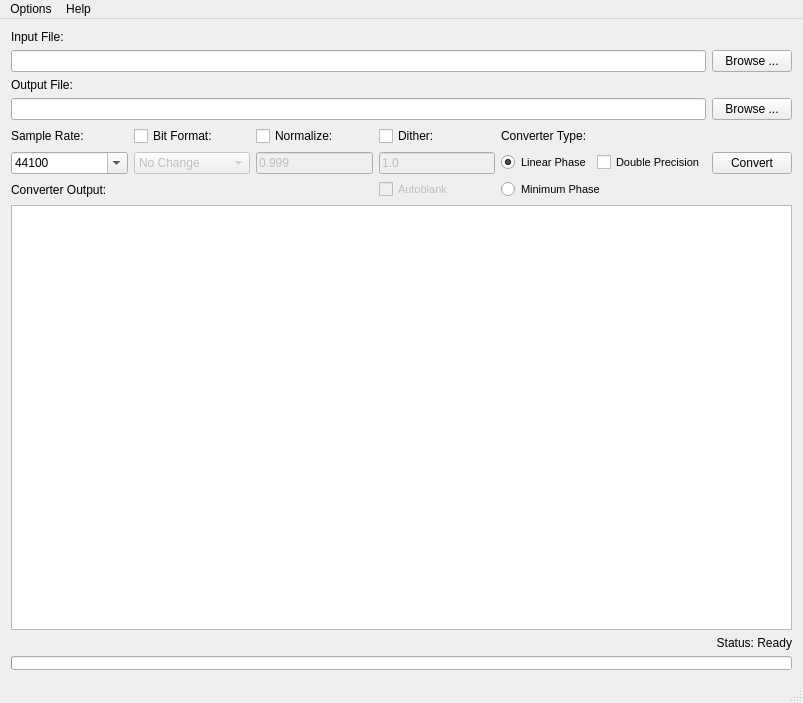
The window that ferocious/mainwindow.ui (jniemann66/ferocious) describes before a commit, drawn with Qt 5.
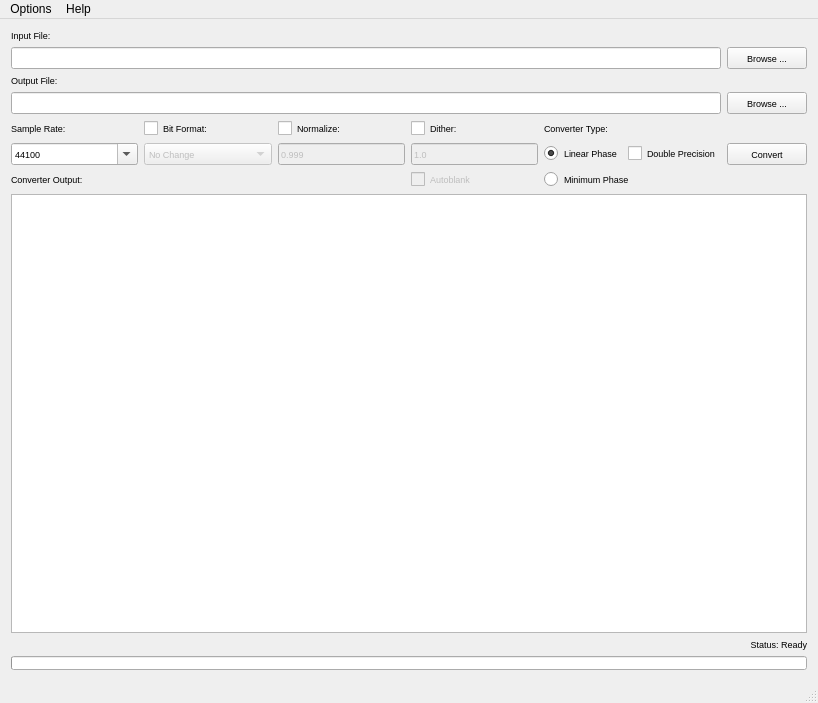
The same window after the commit. Icons and pictures are not drawn. Custom widgets are drawn as their Qt base class.

Commit message: fix inconsistencies with fonts and ui elements

The edit to the form file:
```diff
--- a/ferocious/mainwindow.ui
+++ b/ferocious/mainwindow.ui
@@ -6,7 +6,7 @@
    <rect>
     <x>0</x>
     <y>0</y>
-    <width>803</width>
+    <width>818</width>
     <height>703</height>
    </rect>
   </property>
@@ -60,6 +60,11 @@
         <height>22</height>
        </size>
       </property>
+      <property name="font">
+       <font>
+        <pointsize>7</pointsize>
+       </font>
+      </property>
       <property name="toolTip">
        <string>Enter an amount between 0 and 1.0</string>
       </property>
@@ -79,6 +84,11 @@
         <height>16777215</height>
        </size>
       </property>
+      <property name="font">
+       <font>
+        <pointsize>7</pointsize>
+       </font>
+      </property>
       <property name="toolTip">
        <string>Selects the type of impulse response used in the Lowpass Filter
 Each type has its advantages and disadvanatges.
@@ -106,6 +116,11 @@
         <height>22</height>
        </size>
       </property>
+      <property name="font">
+       <font>
+        <pointsize>7</pointsize>
+       </font>
+      </property>
       <property name="styleSheet">
        <string notr="true"/>
       </property>
@@ -194,6 +209,7 @@
       </property>
       <property name="font">
        <font>
+        <pointsize>7</pointsize>
         <stylestrategy>PreferAntialias</stylestrategy>
        </font>
       </property>
@@ -207,6 +223,11 @@
     </item>
     <item row="0" column="0">
      <widget class="QLabel" name="InfileLabel">
+      <property name="font">
+       <font>
+        <pointsize>7</pointsize>
+       </font>
+      </property>
       <property name="text">
        <string>Input File:</string>
       </property>
@@ -214,6 +235,11 @@
     </item>
     <item row="2" column="0" colspan="6">
      <widget class="QLabel" name="OutfileLabel">
+      <property name="font">
+       <font>
+        <pointsize>7</pointsize>
+       </font>
+      </property>
       <property name="text">
        <string>Output File:</string>
       </property>
@@ -227,6 +253,11 @@
         <height>14</height>
        </size>
       </property>
+      <property name="font">
+       <font>
+        <pointsize>7</pointsize>
+       </font>
+      </property>
       <property name="value">
        <number>0</number>
       </property>
@@ -252,6 +283,11 @@
         <height>22</height>
        </size>
       </property>
+      <property name="font">
+       <font>
+        <pointsize>7</pointsize>
+       </font>
+      </property>
       <property name="toolTip">
        <string>Set the output sample-rate.
 (Note: you can type in a non-standard rate, if desired)</string>
@@ -332,6 +368,11 @@
         <verstretch>0</verstretch>
        </sizepolicy>
       </property>
+      <property name="font">
+       <font>
+        <pointsize>7</pointsize>
+       </font>
+      </property>
       <property name="text">
        <string>Status: Ready</string>
       </property>
@@ -359,7 +400,7 @@
       </property>
       <property name="font">
        <font>
-        <pointsize>8</pointsize>
+        <pointsize>7</pointsize>
         <stylestrategy>PreferAntialias</stylestrategy>
        </font>
       </property>
@@ -376,6 +417,11 @@
     </item>
     <item row="6" column="0" colspan="2">
      <widget class="QLabel" name="ConverterOutputLabel">
+      <property name="font">
+       <font>
+        <pointsize>7</pointsize>
+       </font>
+      </property>
       <property name="text">
        <string>Converter Output:</string>
       </property>
@@ -383,12 +429,23 @@
     </item>
     <item row="3" column="0" colspan="6">
      <widget class="FancyLineEdit" name="OutfileEdit">
+      <property name="sizePolicy">
+       <sizepolicy hsizetype="Minimum" vsizetype="Minimum">
+        <horstretch>0</horstretch>
+        <verstretch>0</verstretch>
+       </sizepolicy>
+      </property>
       <property name="minimumSize">
        <size>
         <width>0</width>
         <height>22</height>
        </size>
       </property>
+      <property name="font">
+       <font>
+        <pointsize>7</pointsize>
+       </font>
+      </property>
       <property name="toolTip">
        <string>&lt;html&gt;&lt;head/&gt;&lt;body&gt;&lt;p&gt;Output File specification:&lt;/p&gt;&lt;p&gt;Wildcards (*) may be used in the filename or file extension, provided they are also used in the input file specification.&lt;/p&gt;&lt;/body&gt;&lt;/html&gt;</string>
       </property>
@@ -402,6 +459,11 @@
     </item>
     <item row="4" column="0">
      <widget class="QLabel" name="SampleRateLabel">
+      <property name="font">
+       <font>
+        <pointsize>7</pointsize>
+       </font>
+      </property>
       <property name="toolTip">
        <string/>
       </property>
@@ -412,6 +474,12 @@
     </item>
     <item row="1" column="6">
      <widget class="FlashingPushButton" name="browseInfileButton">
+      <property name="sizePolicy">
+       <sizepolicy hsizetype="Minimum" vsizetype="Minimum">
+        <horstretch>0</horstretch>
+        <verstretch>0</verstretch>
+       </sizepolicy>
+      </property>
       <property name="minimumSize">
        <size>
         <width>0</width>
@@ -420,6 +488,7 @@
       </property>
       <property name="font">
        <font>
+        <pointsize>7</pointsize>
         <stylestrategy>PreferAntialias</stylestrategy>
        </font>
       </property>
@@ -448,6 +517,11 @@
         <height>16777215</height>
        </size>
       </property>
+      <property name="font">
+       <font>
+        <pointsize>7</pointsize>
+       </font>
+      </property>
       <property name="toolTip">
        <string>Set the output file sub-format.
 (Available sub-formats will depend on file type)</string>
@@ -467,7 +541,7 @@
       </property>
       <property name="font">
        <font>
-        <pointsize>8</pointsize>
+        <pointsize>7</pointsize>
        </font>
       </property>
       <property name="toolTip">
@@ -488,6 +562,11 @@
         <height>120</height>
        </size>
       </property>
+      <property name="font">
+       <font>
+        <pointsize>7</pointsize>
+       </font>
+      </property>
       <property name="toolTip">
        <string>Generate dither.
 Only recommended when converting to a lower bit depth
@@ -503,6 +582,12 @@
       <property name="enabled">
        <bool>true</bool>
       </property>
+      <property name="sizePolicy">
+       <sizepolicy hsizetype="Minimum" vsizetype="Minimum">
+        <horstretch>0</horstretch>
+        <verstretch>0</verstretch>
+       </sizepolicy>
+      </property>
       <property name="minimumSize">
        <size>
         <width>0</width>
@@ -511,6 +596,7 @@
       </property>
       <property name="font">
        <font>
+        <pointsize>7</pointsize>
         <stylestrategy>PreferAntialias</stylestrategy>
        </font>
       </property>
@@ -527,6 +613,12 @@
     </item>
     <item row="1" column="0" colspan="6">
      <widget class="FancyLineEdit" name="InfileEdit">
+      <property name="sizePolicy">
+       <sizepolicy hsizetype="Minimum" vsizetype="Minimum">
+        <horstretch>0</horstretch>
+        <verstretch>0</verstretch>
+       </sizepolicy>
+      </property>
       <property name="minimumSize">
        <size>
         <width>0</width>
@@ -535,6 +627,7 @@
       </property>
       <property name="font">
        <font>
+        <pointsize>7</pointsize>
         <stylestrategy>PreferAntialias</stylestrategy>
        </font>
       </property>
@@ -556,6 +649,12 @@
     </item>
     <item row="3" column="6">
      <widget class="FlashingPushButton" name="browseOutfileButton">
+      <property name="sizePolicy">
+       <sizepolicy hsizetype="Minimum" vsizetype="Minimum">
+        <horstretch>0</horstretch>
+        <verstretch>0</verstretch>
+       </sizepolicy>
+      </property>
       <property name="minimumSize">
        <size>
         <width>0</width>
@@ -564,6 +663,7 @@
       </property>
       <property name="font">
        <font>
+        <pointsize>7</pointsize>
         <stylestrategy>PreferAntialias</stylestrategy>
        </font>
       </property>
@@ -586,6 +686,11 @@
         <height>16777215</height>
        </size>
       </property>
+      <property name="font">
+       <font>
+        <pointsize>7</pointsize>
+       </font>
+      </property>
       <property name="toolTip">
        <string>Set the peak level of the output file
 (1.0 is maximum)</string>
@@ -605,7 +710,7 @@
       </property>
       <property name="font">
        <font>
-        <pointsize>8</pointsize>
+        <pointsize>7</pointsize>
        </font>
       </property>
       <property name="toolTip">
@@ -634,6 +739,11 @@
         <height>22</height>
        </size>
       </property>
+      <property name="font">
+       <font>
+        <pointsize>7</pointsize>
+       </font>
+      </property>
       <property name="toolTip">
        <string>Specify the number of bits of dither to add
 (1.0 is default)</string>
@@ -656,7 +766,7 @@
       </property>
       <property name="font">
        <font>
-        <pointsize>8</pointsize>
+        <pointsize>7</pointsize>
         <weight>50</weight>
         <bold>false</bold>
         <kerning>true</kerning>
@@ -700,14 +810,23 @@
    <zorder>StatusLabel</zorder>
   </widget>
   <widget class="QMenuBar" name="menuBar">
+   <property name="enabled">
+    <bool>true</bool>
+   </property>
    <property name="geometry">
     <rect>
      <x>0</x>
      <y>0</y>
-     <width>803</width>
-     <height>22</height>
+     <width>818</width>
+     <height>29</height>
     </rect>
    </property>
+   <property name="sizePolicy">
+    <sizepolicy hsizetype="Minimum" vsizetype="Minimum">
+     <horstretch>2</horstretch>
+     <verstretch>0</verstretch>
+    </sizepolicy>
+   </property>
    <property name="font">
     <font>
      <stylestrategy>PreferAntialias</stylestrategy>
@@ -716,6 +835,15 @@
    <property name="layoutDirection">
     <enum>Qt::LeftToRight</enum>
    </property>
+   <property name="autoFillBackground">
+    <bool>false</bool>
+   </property>
+   <property name="defaultUp">
+    <bool>false</bool>
+   </property>
+   <property name="nativeMenuBar">
+    <bool>true</bool>
+   </property>
    <widget class="QMenu" name="menuOptions">
     <property name="title">
      <string>Options</string>
```
Left out of the diff: 19 changed lines with no effect on the pictures. The commit also changes 4 other files.
